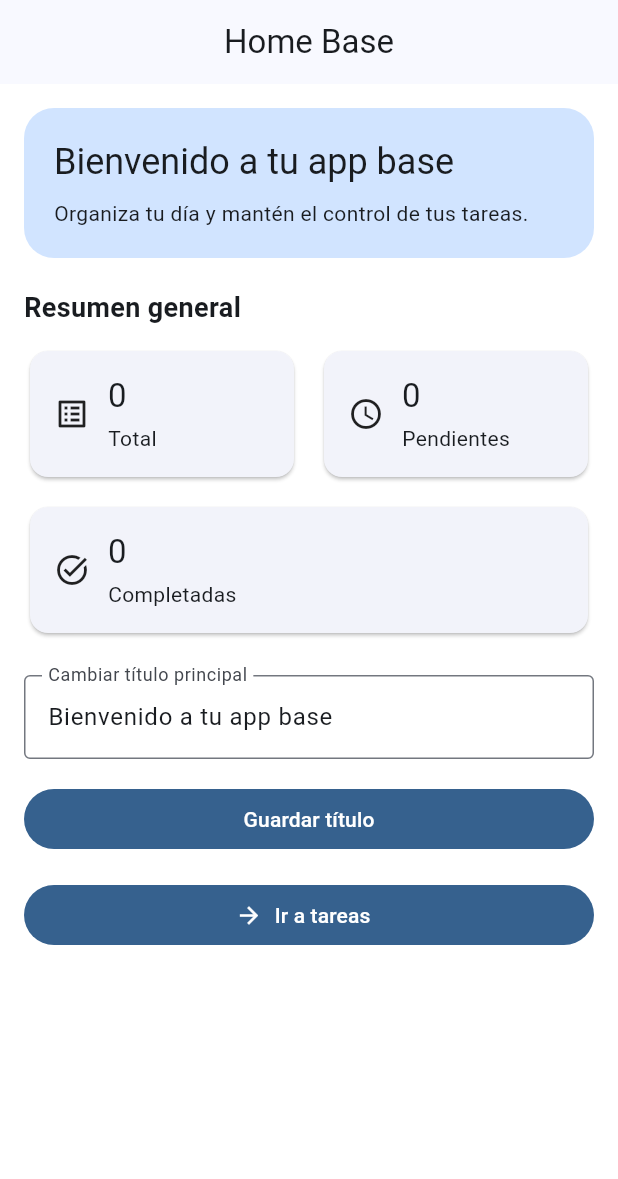
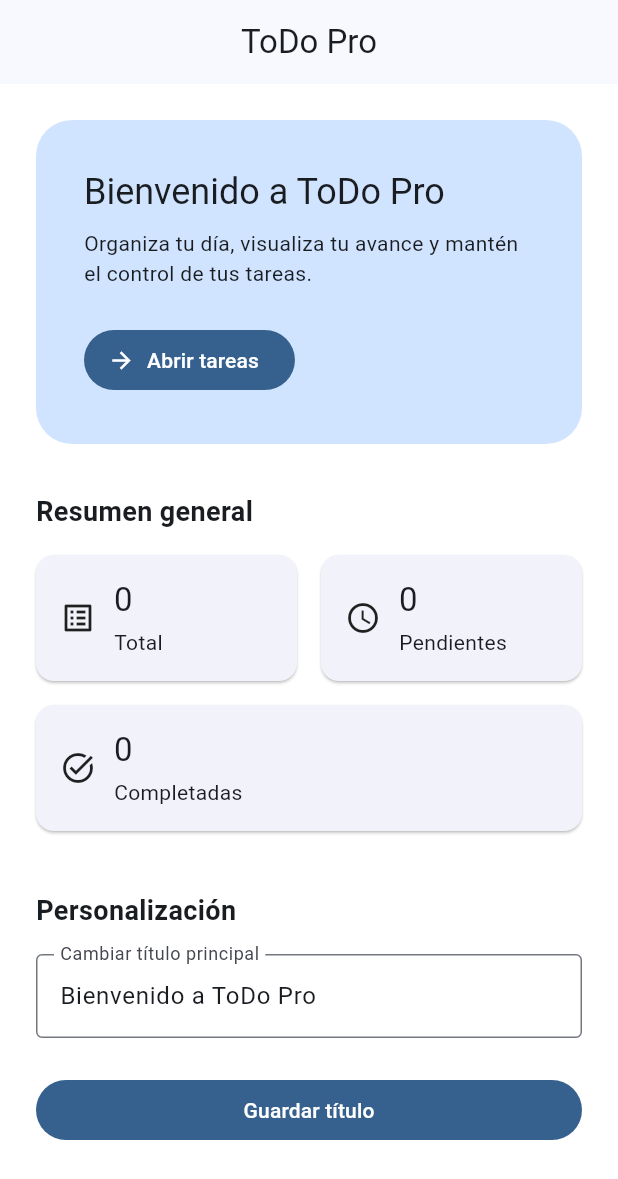
Before and after one commit to omarSuarezRodriguez/todo_app_pro, a Flutter app: the screen it shows after launch, on a phone screen of 412 x 824 dp. Shown: the top 1179 px of the screen. Run offline on Flutter 3.47's test engine with Material 3 defaults, Android fonts, the phone set to English and light mode, and no system bars; our stand-ins replace get, get_storage.

Commit message:
App Funcional

```diff
--- /dev/null
+++ b/lib/core/constants/app_spacing.dart
@@ -0,0 +1,9 @@
+abstract class AppSpacing {
+  static const double xxs = 2;
+  static const double xs = 4;
+  static const double sm = 8;
+  static const double md = 16;
+  static const double lg = 24;
+  static const double xl = 32;
+  static const double xxl = 40;
+}
--- a/lib/core/theme/app_theme.dart
+++ b/lib/core/theme/app_theme.dart
@@ -6,7 +6,14 @@ class AppTheme {
       useMaterial3: true,
       colorSchemeSeed: Colors.blue,
       brightness: Brightness.light,
-      scaffoldBackgroundColor: Colors.white
+      scaffoldBackgroundColor: Colors.white,
+      cardTheme: const CardThemeData(
+        elevation: 0.8,
+        margin: EdgeInsets.zero,
+      ),
+      inputDecorationTheme: const InputDecorationTheme(
+        border: OutlineInputBorder(),
+      ),
     );
   }
 }
--- /dev/null
+++ b/lib/core/widgets/dashboard_card.dart
@@ -0,0 +1,42 @@
+import 'package:flutter/material.dart';
+
+class DashboardCard extends StatelessWidget {
+  final String label;
+  final String value;
+  final IconData icon;
+
+  const DashboardCard({
+    super.key,
+    required this.label,
+    required this.value,
+    required this.icon,
+  });
+
+  @override
+  Widget build(BuildContext context) {
+    return Card(
+      child: Padding(
+        padding: const EdgeInsets.all(16),
+        child: Row(
+          children: [
+            Icon(icon),
+            const SizedBox(width: 12),
+            Expanded(
+              child: Column(
+                crossAxisAlignment: CrossAxisAlignment.start,
+                children: [
+                  Text(
+                    value,
+                    style: Theme.of(context).textTheme.titleLarge,
+                  ),
+                  const SizedBox(height: 4),
+                  Text(label),
+                ],
+              ),
+            ),
+          ],
+        ),
+      ),
+    );
+  }
+}
--- /dev/null
+++ b/lib/core/widgets/section_title.dart
@@ -0,0 +1,21 @@
+import 'package:flutter/material.dart';
+
+class SectionTitle extends StatelessWidget {
+  final String title;
+
+  const SectionTitle({
+    super.key,
+    required this.title,
+  });
+
+  @override
+  Widget build(BuildContext context) {
+    return Text(
+      title,
+      style: const TextStyle(
+        fontSize: 18,
+        fontWeight: FontWeight.w600,
+      ),
+    );
+  }
+}
--- a/lib/features/home/data/datasources/home_local_data_source.dart
+++ b/lib/features/home/data/datasources/home_local_data_source.dart
@@ -21,7 +21,7 @@ class HomeLocalDataSource {
     final pendingTasks = tasks.where((task) => !task.isCompleted).length;
 
     return HomeInfoModel(
-      title: storedTitle ?? 'Bienvenido a tu app base',
+      title: storedTitle ?? 'Bienvenido a ToDo Pro',
       totalTasks: totalTasks,
       pendingTasks: pendingTasks,
       completedTasks: completedTasks,
--- a/lib/features/home/presentation/pages/home_page.dart
+++ b/lib/features/home/presentation/pages/home_page.dart
@@ -2,6 +2,9 @@ import 'package:flutter/material.dart';
 import 'package:get/get.dart';
 
 import '../../../../app/routes/app_routes.dart';
+import '../../../../core/constants/app_spacing.dart';
+import '../../../../core/widgets/dashboard_card.dart';
+import '../../../../core/widgets/section_title.dart';
 import '../controllers/home_controller.dart';
 
 class HomePage extends GetView<HomeController> {
@@ -11,7 +14,7 @@ class HomePage extends GetView<HomeController> {
   Widget build(BuildContext context) {
     return Scaffold(
       appBar: AppBar(
-        title: const Text('Home Base'),
+        title: const Text('ToDo Pro'),
         centerTitle: true,
       ),
       body: Obx(() {
@@ -26,12 +29,12 @@ class HomePage extends GetView<HomeController> {
         return RefreshIndicator(
           onRefresh: controller.refreshDashboard,
           child: ListView(
-            padding: const EdgeInsets.all(16),
+            padding: const EdgeInsets.all(AppSpacing.lg),
             children: [
               Container(
-                padding: const EdgeInsets.all(20),
+                padding: const EdgeInsets.all(AppSpacing.xl),
                 decoration: BoxDecoration(
-                  borderRadius: BorderRadius.circular(20),
+                  borderRadius: BorderRadius.circular(24),
                   color: Theme.of(context).colorScheme.primaryContainer,
                 ),
                 child: Column(
@@ -41,35 +44,38 @@ class HomePage extends GetView<HomeController> {
                       info.title,
                       style: Theme.of(context).textTheme.headlineSmall,
                     ),
-                    const SizedBox(height: 8),
+                    const SizedBox(height: AppSpacing.sm),
                     Text(
-                      'Organiza tu día y mantén el control de tus tareas.',
+                      'Organiza tu día, visualiza tu avance y mantén el control de tus tareas.',
                       style: Theme.of(context).textTheme.bodyMedium,
+                    ),
+                    const SizedBox(height: AppSpacing.lg),
+                    FilledButton.icon(
+                      onPressed: () async {
+                        await Get.toNamed(AppRoutes.tasks);
+                        controller.refreshDashboard();
+                      },
+                      icon: const Icon(Icons.arrow_forward),
+                      label: const Text('Abrir tareas'),
                     ),
                   ],
                 ),
               ),
-              const SizedBox(height: 20),
-              const Text(
-                'Resumen general',
-                style: TextStyle(
-                  fontSize: 18,
-                  fontWeight: FontWeight.w600,
-                ),
-              ),
-              const SizedBox(height: 12),
+              const SizedBox(height: AppSpacing.xl),
+              const SectionTitle(title: 'Resumen general'),
+              const SizedBox(height: AppSpacing.md),
               Row(
                 children: [
                   Expanded(
-                    child: _DashboardCard(
+                    child: DashboardCard(
                       label: 'Total',
                       value: info.totalTasks.toString(),
                       icon: Icons.list_alt,
                     ),
                   ),
-                  const SizedBox(width: 12),
+                  const SizedBox(width: AppSpacing.md),
                   Expanded(
-                    child: _DashboardCard(
+                    child: DashboardCard(
                       label: 'Pendientes',
                       value: info.pendingTasks.toString(),
                       icon: Icons.schedule,
@@ -77,38 +83,28 @@ class HomePage extends GetView<HomeController> {
                   ),
                 ],
               ),
-              const SizedBox(height: 12),
-              _DashboardCard(
+              const SizedBox(height: AppSpacing.md),
+              DashboardCard(
                 label: 'Completadas',
                 value: info.completedTasks.toString(),
                 icon: Icons.task_alt,
               ),
-              const SizedBox(height: 24),
+              const SizedBox(height: AppSpacing.xxl),
+              const SectionTitle(title: 'Personalización'),
+              const SizedBox(height: AppSpacing.md),
               TextField(
                 controller: controller.titleTextController,
                 decoration: const InputDecoration(
                   labelText: 'Cambiar título principal',
-                  border: OutlineInputBorder(),
+                  hintText: 'Ej: Mi panel de productividad',
                 ),
               ),
-              const SizedBox(height: 16),
+              const SizedBox(height: AppSpacing.lg),
               SizedBox(
                 width: double.infinity,
                 child: FilledButton(
                   onPressed: controller.updateTitle,
                   child: const Text('Guardar título'),
-                ),
-              ),
-              const SizedBox(height: 16),
-              SizedBox(
-                width: double.infinity,
-                child: FilledButton.icon(
-                  onPressed: () async {
-                    await Get.toNamed(AppRoutes.tasks);
-                    controller.refreshDashboard();
-                  },
-                  icon: const Icon(Icons.arrow_forward),
-                  label: const Text('Ir a tareas'),
                 ),
               ),
             ],
@@ -118,43 +114,3 @@ class HomePage extends GetView<HomeController> {
     );
   }
 }
-
-class _DashboardCard extends StatelessWidget {
-  final String label;
-  final String value;
-  final IconData icon;
-
-  const _DashboardCard({
-    required this.label,
-    required this.value,
-    required this.icon,
-  });
-
-  @override
-  Widget build(BuildContext context) {
-    return Card(
-      child: Padding(
-        padding: const EdgeInsets.all(16),
-        child: Row(
-          children: [
-            Icon(icon),
-            const SizedBox(width: 12),
-            Expanded(
-              child: Column(
-                crossAxisAlignment: CrossAxisAlignment.start,
-                children: [
-                  Text(
-                    value,
-                    style: Theme.of(context).textTheme.titleLarge,
-                  ),
-                  const SizedBox(height: 4),
-                  Text(label),
-                ],
-              ),
-            ),
-          ],
-        ),
-      ),
-    );
-  }
-}
--- a/lib/features/tasks/presentation/controllers/tasks_controller.dart
+++ b/lib/features/tasks/presentation/controllers/tasks_controller.dart
@@ -54,8 +54,8 @@ class TasksController extends GetxController {
     await saveTasks();
 
     AppSnackbar.success(
-      title: 'Tarea creada',
-      message: 'La tarea se agregó correctamente.',
+      title: 'Tarea agregada',
+      message: 'La tarea se guardó correctamente.',
     );
   }
 
--- a/lib/features/tasks/presentation/widgets/delete_task_dialog.dart
+++ b/lib/features/tasks/presentation/widgets/delete_task_dialog.dart
@@ -7,7 +7,7 @@ class DeleteTaskDialog {
   }) {
     Get.defaultDialog(
       title: 'Eliminar tarea',
-      middleText: '¿Seguro que quieres eliminar "$taskTitle"?',
+      middleText: 'Confirmar eliminación de tarea "$taskTitle"',
       textCancel: 'Cancelar',
       textConfirm: 'Eliminar',
       onConfirm: () async {
--- a/lib/features/tasks/presentation/widgets/task_input_dialog.dart
+++ b/lib/features/tasks/presentation/widgets/task_input_dialog.dart
@@ -20,7 +20,7 @@ class TaskInputDialog {
         textCapitalization: TextCapitalization.sentences,
         decoration: const InputDecoration(
           border: OutlineInputBorder(),
-          hintText: 'Escribe aquí',
+          hintText: 'Escribe el título de la tarea',
         ),
       ),
       textCancel: 'Cancelar',
--- a/lib/main.dart
+++ b/lib/main.dart
@@ -23,7 +23,7 @@ class MyApp extends StatelessWidget {
   Widget build(BuildContext context) {
     return GetMaterialApp(
       debugShowCheckedModeBanner: false,
-      title: 'App Base',
+      title: 'ToDo Pro',
       initialRoute: AppRoutes.home,
       getPages: AppPages.pages,
       theme: AppTheme.light,
```
Also changed, not shown: lib/core/theme/app_colors.dart (added, +10 -0 lines), lib/features/tasks/presentation/pages/tasks_page.dart (+22 -10 lines), lib/features/tasks/presentation/widgets/task_tile.dart (+9 -5 lines), 1 other file.
